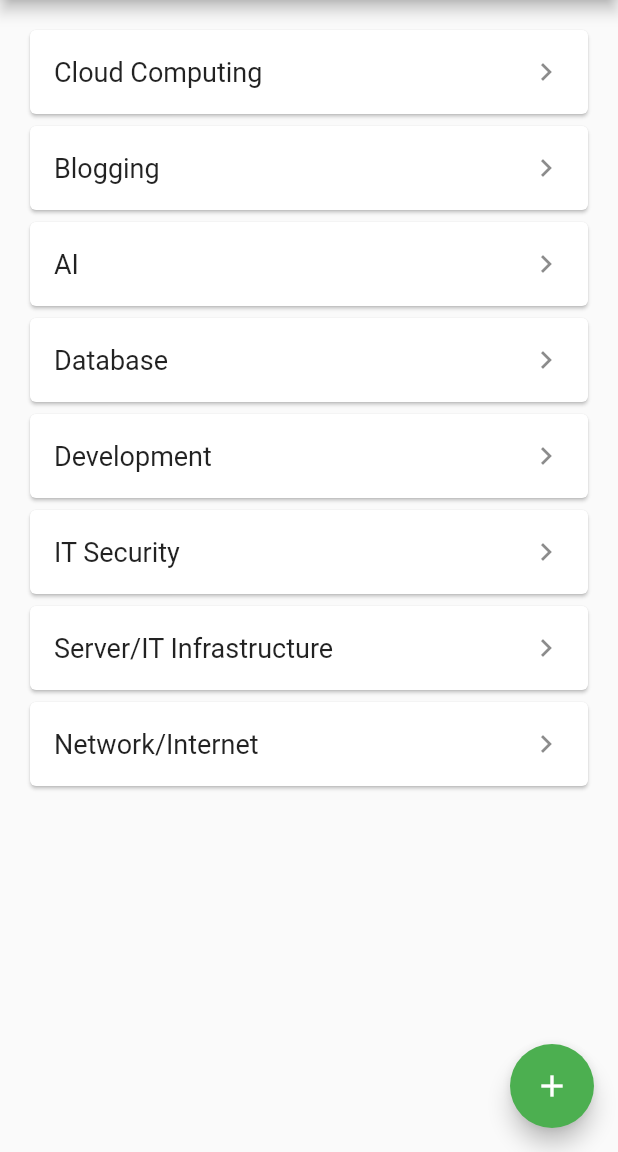
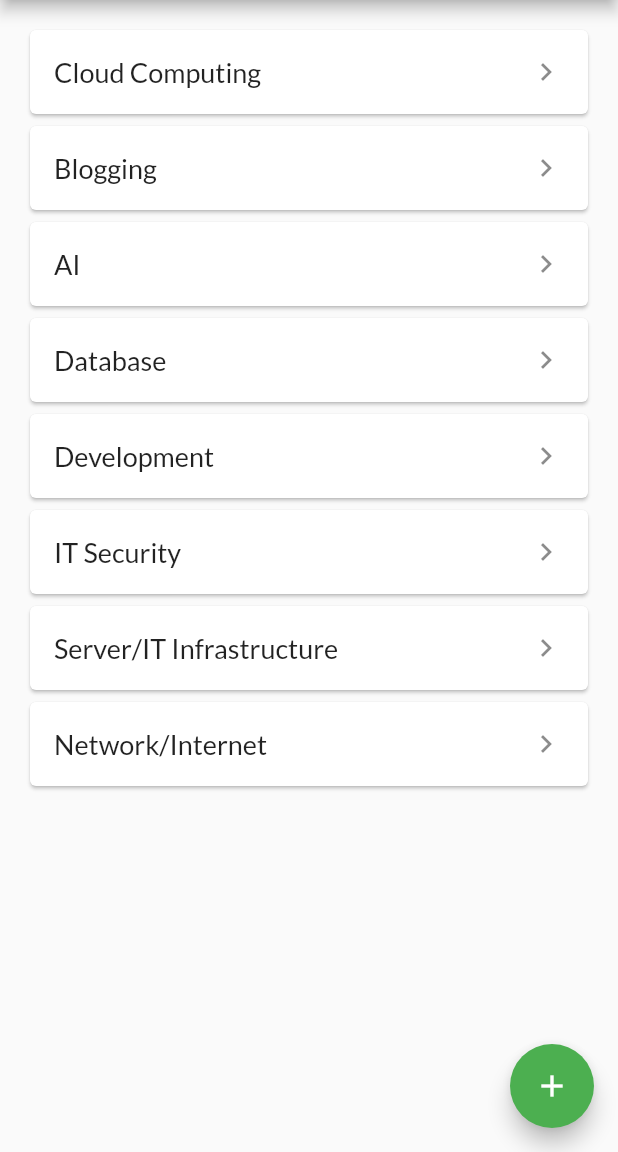
Before and after one commit to emmaChristine/Acronyms, a Flutter app: the screen it shows after launch, on a phone screen of 412 x 824 dp, the part 84-1236 px from its top. Run offline on Flutter 3.47's test engine with Material 2 defaults, Android fonts, the phone set to English and light mode, and no system bars.

Commit message:
Apply LatoRegular font.

```diff
--- a/acronym_app/lib/main.dart
+++ b/acronym_app/lib/main.dart
@@ -128,7 +128,7 @@ class _MyHomePageState extends State<MyHomePage> {
         child: ListTile(
             title: Text(
                 category,
-                style: _biggerFont),
+                style: TextStyle(fontFamily: 'LatoRegular', fontSize: 18.0)),
             trailing: Icon(Icons.chevron_right),
             onTap: (){
               print('xxx');
@@ -195,7 +195,7 @@ class CategoryScreen extends StatelessWidget {
         child: ListTile(
             title: Text(
                 acronym.title,
-                style: _biggerFont),
+                style: TextStyle(fontFamily: 'LatoRegular', fontSize: 18.0)),
             subtitle: Text(acronym.description),
 
             onTap: () {
```
Also changed, not shown: acronym_app/pubspec.yaml (+5 -6 lines), acronym_app/lib/fonts/lato_regular.ttf (added), 1 other file.
